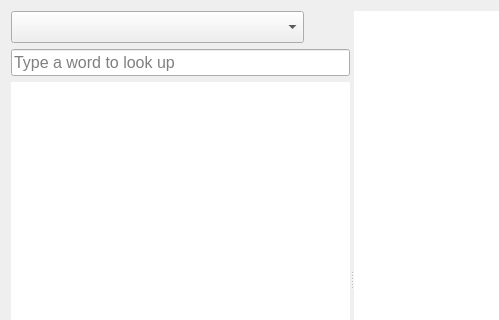
The window that mainwindow.ui (htaohongtao/mobidict) describes before a commit, drawn with Qt 5; both pictures show x 0 to 499 and y 0 to 320 of the 704 by 558 pixel window.
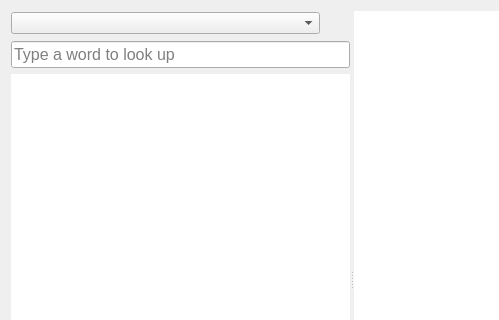
The same window after the commit. Icons and pictures are not drawn. Custom widgets are drawn as their Qt base class.

Commit message: AUTOUIC seems to be buggy, back to qt5_wrap_ui

Patch:
```diff
--- a/mainwindow.ui
+++ b/mainwindow.ui
@@ -24,17 +24,22 @@
        <item>
         <layout class="QHBoxLayout" name="horizontalLayout" stretch="10,0">
          <item>
-          <widget class="QComboBox" name="dictComboBox">
-           <property name="minimumSize">
-            <size>
-             <width>0</width>
-             <height>32</height>
-            </size>
-           </property>
-          </widget>
+          <widget class="QComboBox" name="dictComboBox"/>
          </item>
          <item>
           <widget class="QPushButton" name="settingsButton">
+           <property name="minimumSize">
+            <size>
+             <width>24</width>
+             <height>24</height>
+            </size>
+           </property>
+           <property name="maximumSize">
+            <size>
+             <width>24</width>
+             <height>24</height>
+            </size>
+           </property>
            <property name="text">
             <string/>
            </property>
```
The commit also changes 1 other file.
